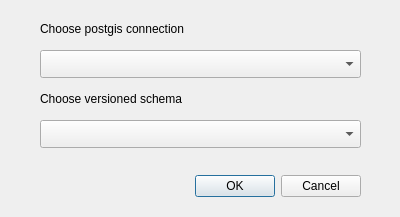
Qt form commit.ui (Oslandia/qgis-versioning) before a commit.
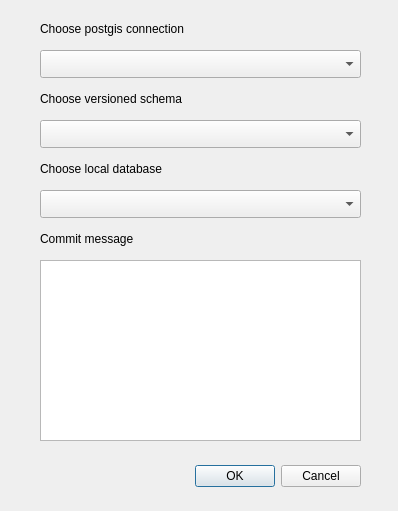
The same form after that commit.

Commit message: not the merge is ok if no commit in between

```diff
--- a/commit.ui
+++ b/commit.ui
@@ -6,8 +6,8 @@
    <rect>
     <x>0</x>
     <y>0</y>
-    <width>400</width>
-    <height>217</height>
+    <width>398</width>
+    <height>511</height>
    </rect>
   </property>
   <property name="windowTitle">
@@ -17,7 +17,7 @@
    <property name="geometry">
     <rect>
      <x>20</x>
-     <y>170</y>
+     <y>460</y>
      <width>341</width>
      <height>32</height>
     </rect>
@@ -75,6 +75,52 @@
     <string>Choose versioned schema</string>
    </property>
   </widget>
+  <widget class="QLabel" name="label_3">
+   <property name="geometry">
+    <rect>
+     <x>40</x>
+     <y>160</y>
+     <width>311</width>
+     <height>18</height>
+    </rect>
+   </property>
+   <property name="text">
+    <string>Choose local database</string>
+   </property>
+  </widget>
+  <widget class="QComboBox" name="comboBoxLocalDb">
+   <property name="geometry">
+    <rect>
+     <x>40</x>
+     <y>190</y>
+     <width>321</width>
+     <height>28</height>
+    </rect>
+   </property>
+  </widget>
+  <widget class="QPlainTextEdit" name="commitMessage">
+   <property name="geometry">
+    <rect>
+     <x>40</x>
+     <y>260</y>
+     <width>321</width>
+     <height>181</height>
+    </rect>
+   </property>
+  </widget>
+  <widget class="QLabel" name="label_4">
+   <property name="geometry">
+    <rect>
+     <x>40</x>
+     <y>230</y>
+     <width>311</width>
+     <height>18</height>
+    </rect>
+   </property>
+   <property name="text">
+    <string>Commit message</string>
+   </property>
+  </widget>
  </widget>
  <resources/>
  <connections>
```
The commit also changes 3 other files.
